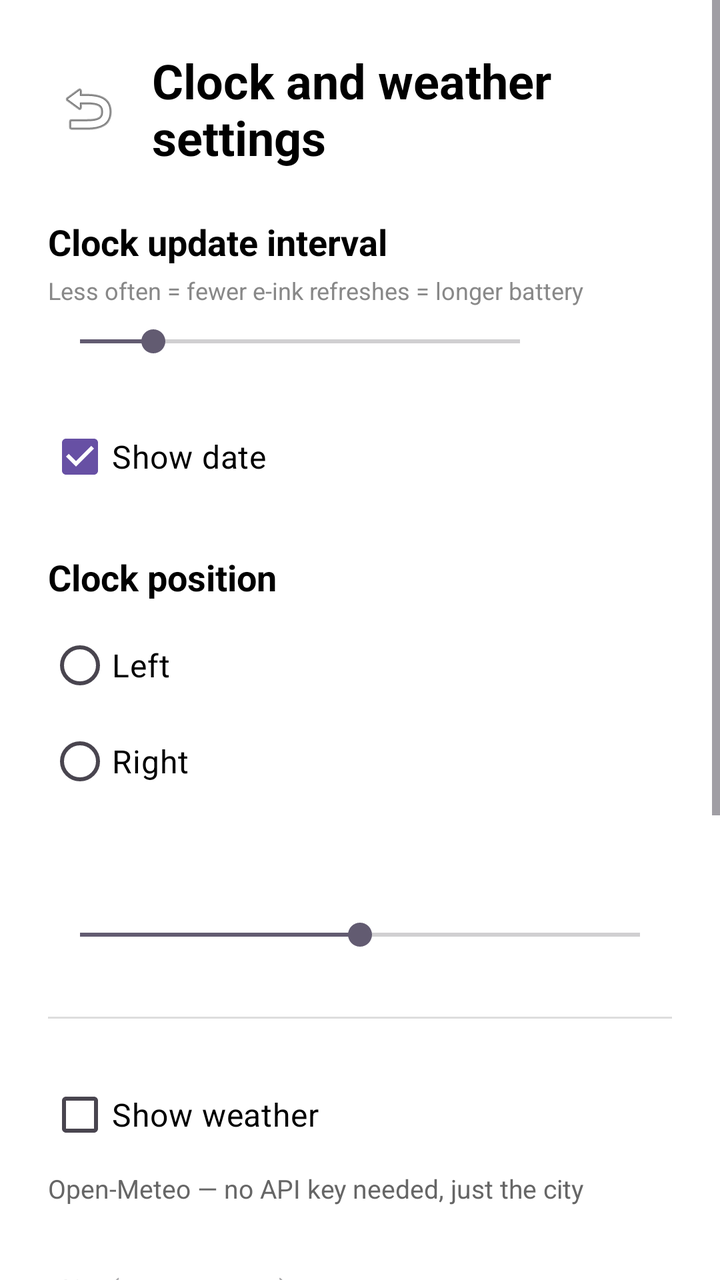
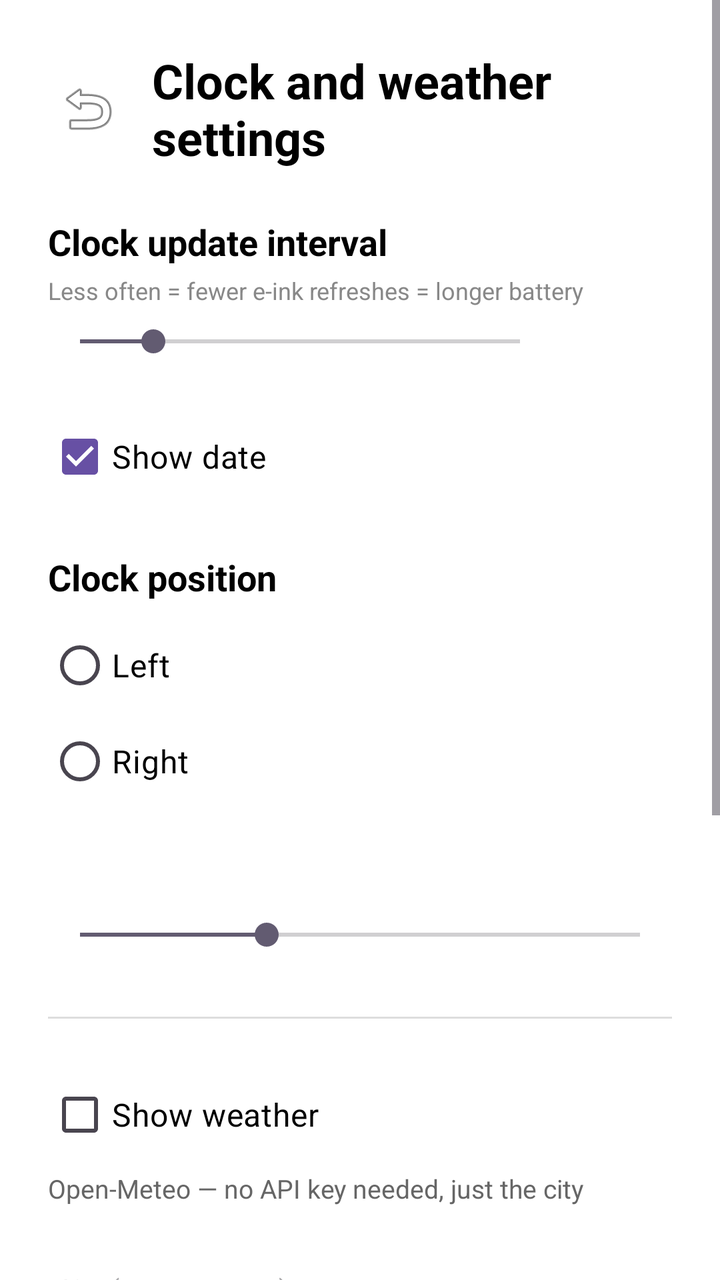

Two renders of the same Android screen: before a commit and after it. Below are the layout's source before the change and the commit's diff.
<!-- AndroidManifest.xml: application theme Theme.EinkScreensaver -->
<!-- res/layout/activity_clock_settings.xml -->
<?xml version="1.0" encoding="utf-8"?>
<ScrollView xmlns:android="http://schemas.android.com/apk/res/android"
    android:layout_width="match_parent"
    android:layout_height="match_parent"
    android:background="#FFFFFF">

    <LinearLayout
        android:layout_width="match_parent"
        android:layout_height="wrap_content"
        android:orientation="vertical"
        android:padding="24dp">

        
        <LinearLayout
            android:layout_width="match_parent"
            android:layout_height="wrap_content"
            android:orientation="horizontal"
            android:gravity="center_vertical"
            android:layout_marginBottom="24dp">

            <ImageButton
                android:id="@+id/btnBack"
                android:layout_width="40dp"
                android:layout_height="40dp"
                android:src="@android:drawable/ic_menu_revert"
                android:background="?attr/selectableItemBackgroundBorderless"
                android:contentDescription="@string/back"
                android:scaleType="centerInside"
                android:layout_marginEnd="12dp" />

            <TextView
                android:layout_width="wrap_content"
                android:layout_height="wrap_content"
                android:text="@string/clock_settings"
                android:textSize="24sp"
                android:textStyle="bold"
                android:textColor="#000000" />
        </LinearLayout>

        
        <TextView
            android:layout_width="wrap_content"
            android:layout_height="wrap_content"
            android:text="@string/clock_interval_title"
            android:textSize="18sp"
            android:textStyle="bold"
            android:textColor="#000000"
            android:layout_marginBottom="4dp" />

        <TextView
            android:layout_width="wrap_content"
            android:layout_height="wrap_content"
            android:text="@string/clock_interval_hint"
            android:textSize="12sp"
            android:textColor="#888888"
            android:layout_marginBottom="8dp" />

        <LinearLayout
            android:layout_width="match_parent"
            android:layout_height="wrap_content"
            android:orientation="horizontal"
            android:gravity="center_vertical"
            android:layout_marginBottom="24dp">

            <SeekBar
                android:id="@+id/clockIntervalSeekBar"
                android:layout_width="0dp"
                android:layout_height="wrap_content"
                android:layout_weight="1"
                android:max="30"
                android:progress="5" />

            <TextView
                android:id="@+id/clockIntervalValue"
                android:layout_width="60dp"
                android:layout_height="wrap_content"
                android:textSize="14sp"
                android:textColor="#000000"
                android:gravity="center" />
        </LinearLayout>

        
        <CheckBox
            android:id="@+id/cbShowDate"
            android:layout_width="wrap_content"
            android:layout_height="wrap_content"
            android:text="@string/show_date"
            android:textSize="16sp"
            android:textColor="#000000"
            android:checked="true"
            android:paddingVertical="4dp"
            android:layout_marginBottom="24dp" />

        
        <TextView
            android:layout_width="wrap_content"
            android:layout_height="wrap_content"
            android:text="@string/clock_position_title"
            android:textSize="18sp"
            android:textStyle="bold"
            android:textColor="#000000"
            android:layout_marginBottom="8dp" />

        <RadioGroup
            android:id="@+id/clockPositionGroup"
            android:layout_width="match_parent"
            android:layout_height="wrap_content"
            android:layout_marginBottom="24dp">

            <RadioButton
                android:id="@+id/radioPositionLeft"
                android:layout_width="wrap_content"
                android:layout_height="wrap_content"
                android:text="@string/clock_position_left"
                android:textSize="16sp"
                android:textColor="#000000"
                android:paddingVertical="4dp" />

            <RadioButton
                android:id="@+id/radioPositionRight"
                android:layout_width="wrap_content"
                android:layout_height="wrap_content"
                android:text="@string/clock_position_right"
                android:textSize="16sp"
                android:textColor="#000000"
                android:paddingVertical="4dp" />
        </RadioGroup>

        
        <TextView
            android:id="@+id/fontSizeLabel"
            android:layout_width="wrap_content"
            android:layout_height="wrap_content"
            android:textSize="16sp"
            android:textColor="#000000"
            android:layout_marginBottom="8dp" />

        <SeekBar
            android:id="@+id/fontSizeSeekBar"
            android:layout_width="match_parent"
            android:layout_height="wrap_content"
            android:min="24"
            android:max="120"
            android:progress="72"
            android:layout_marginBottom="32dp" />

        
        <View
            android:layout_width="match_parent"
            android:layout_height="1dp"
            android:background="#DDDDDD"
            android:layout_marginBottom="24dp" />

        <CheckBox
            android:id="@+id/cbWeatherEnabled"
            android:layout_width="match_parent"
            android:layout_height="wrap_content"
            android:text="@string/weather_enabled"
            android:textSize="16sp"
            android:textColor="#000000"
            android:layout_marginBottom="4dp" />

        <TextView
            android:layout_width="match_parent"
            android:layout_height="wrap_content"
            android:text="@string/weather_description"
            android:textSize="13sp"
            android:textColor="#666666"
            android:layout_marginBottom="16dp" />

        <EditText
            android:id="@+id/etWeatherCity"
            android:layout_width="match_parent"
            android:layout_height="48dp"
            android:hint="@string/weather_city_hint"
            android:textSize="14sp"
            android:inputType="text"
            android:layout_marginBottom="16dp"
            android:importantForAutofill="no" />

        <TextView
            android:layout_width="wrap_content"
            android:layout_height="wrap_content"
            android:text="@string/weather_interval_title"
            android:textSize="16sp"
            android:textColor="#000000"
            android:layout_marginBottom="8dp" />

        <LinearLayout
            android:layout_width="match_parent"
            android:layout_height="wrap_content"
            android:orientation="horizontal"
            android:gravity="center_vertical"
            android:layout_marginBottom="24dp">

            <SeekBar
                android:id="@+id/weatherIntervalSeekBar"
                android:layout_width="0dp"
                android:layout_height="wrap_content"
                android:layout_weight="1"
                android:max="59"
                android:progress="29" />

            <TextView
                android:id="@+id/weatherIntervalValue"
                android:layout_width="60dp"
                android:layout_height="wrap_content"
                android:textSize="14sp"
                android:textColor="#000000"
                android:gravity="center" />
        </LinearLayout>

        <TextView
            android:layout_width="wrap_content"
            android:layout_height="wrap_content"
            android:text="@string/weather_step_title"
            android:textSize="16sp"
            android:textColor="#000000"
            android:layout_marginBottom="8dp" />

        <LinearLayout
            android:layout_width="match_parent"
            android:layout_height="wrap_content"
            android:orientation="horizontal"
            android:gravity="center_vertical"
            android:layout_marginBottom="24dp">

            <SeekBar
                android:id="@+id/weatherStepSeekBar"
                android:layout_width="0dp"
                android:layout_height="wrap_content"
                android:layout_weight="1"
                android:max="5"
                android:progress="2" />

            <TextView
                android:id="@+id/weatherStepValue"
                android:layout_width="60dp"
                android:layout_height="wrap_content"
                android:textSize="14sp"
                android:textColor="#000000"
                android:gravity="center" />
        </LinearLayout>

        <TextView
            android:layout_width="wrap_content"
            android:layout_height="wrap_content"
            android:text="@string/weather_slots_title"
            android:textSize="16sp"
            android:textColor="#000000"
            android:layout_marginBottom="8dp" />

        <LinearLayout
            android:layout_width="match_parent"
            android:layout_height="wrap_content"
            android:orientation="horizontal"
            android:gravity="center_vertical"
            android:layout_marginBottom="24dp">

            <SeekBar
                android:id="@+id/weatherSlotsSeekBar"
                android:layout_width="0dp"
                android:layout_height="wrap_content"
                android:layout_weight="1"
                android:max="4"
                android:progress="4" />

            <TextView
                android:id="@+id/weatherSlotsValue"
                android:layout_width="60dp"
                android:layout_height="wrap_content"
                android:textSize="14sp"
                android:textColor="#000000"
                android:gravity="center" />
        </LinearLayout>

        <TextView
            android:id="@+id/weatherFontSizeLabel"
            android:layout_width="wrap_content"
            android:layout_height="wrap_content"
            android:textSize="16sp"
            android:textColor="#000000"
            android:layout_marginBottom="8dp" />

        <SeekBar
            android:id="@+id/weatherFontSizeSeekBar"
            android:layout_width="match_parent"
            android:layout_height="wrap_content"
            android:min="10"
            android:max="28"
            android:progress="16"
            android:layout_marginBottom="32dp" />

    </LinearLayout>
</ScrollView>
<!-- resources referenced by this layout -->
<resources>
  <string name="back">Back</string>
  <string name="clock_interval_hint">Less often = fewer e-ink refreshes = longer battery</string>
  <string name="clock_interval_title">Clock update interval</string>
  <string name="clock_position_left">Left</string>
  <string name="clock_position_right">Right</string>
  <string name="clock_position_title">Clock position</string>
  <string name="clock_settings">Clock and weather settings</string>
  <string name="show_date">Show date</string>
  <string name="weather_city_hint">City (e.g. Moscow)</string>
  <string name="weather_description">Open-Meteo — no API key needed, just the city</string>
  <string name="weather_enabled">Show weather</string>
  <string name="weather_interval_title">Weather update interval</string>
  <string name="weather_slots_title">Forecast slots</string>
  <string name="weather_step_title">Forecast step</string>
  <style name="Theme.EinkScreensaver" parent="Theme.Material3.Light.NoActionBar">
          <item name="android:statusBarColor">#FFFFFF</item>
          <item name="android:windowLightStatusBar">true</item>
      </style>
</resources>

<!-- the commit's change to res/layout/activity_clock_settings.xml (unified diff, before → after) -->
@@ -141,7 +141,7 @@
             android:layout_height="wrap_content"
             android:min="24"
             android:max="120"
-            android:progress="72"
+            android:progress="56"
             android:layout_marginBottom="32dp" />
 
         
@@ -231,7 +231,7 @@
                 android:layout_height="wrap_content"
                 android:layout_weight="1"
                 android:max="5"
-                android:progress="2" />
+                android:progress="0" />
 
             <TextView
                 android:id="@+id/weatherStepValue"
